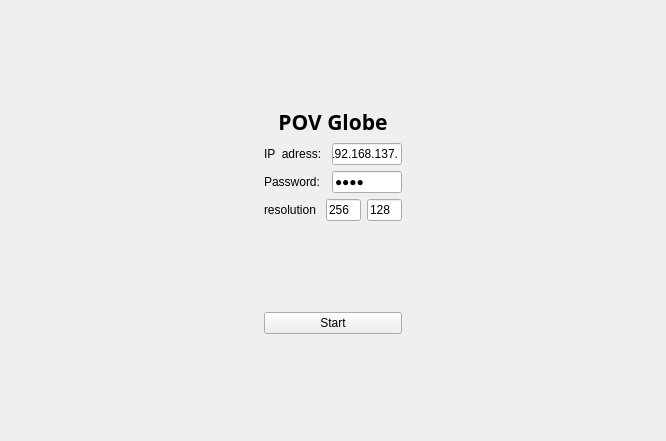
magnocube/POV-Globe, file mainwindow.ui: the form before one commit.
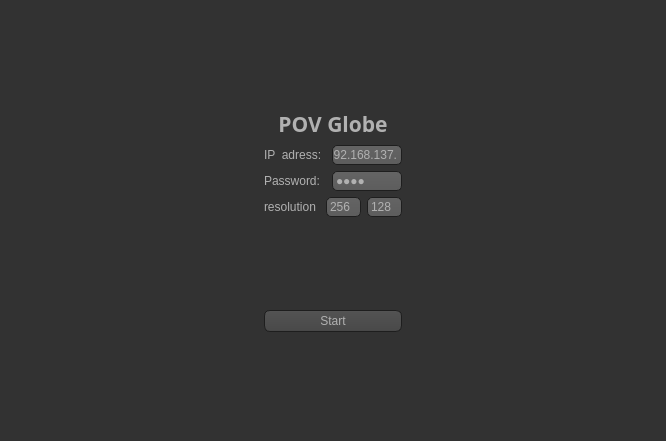
The form after the commit. Icons and pictures are not drawn.

Diff of the .ui file:
```diff
--- a/mainwindow.ui
+++ b/mainwindow.ui
@@ -13,6 +13,467 @@
   <property name="windowTitle">
    <string>MainWindow</string>
   </property>
+  <property name="styleSheet">
+   <string notr="true">QToolTip
+{
+     border: 1px solid black;
+     background-color: #ffa02f;
+     padding: 1px;
+     border-radius: 3px;
+     opacity: 100;
+}
+
+QWidget
+{
+    color: #b1b1b1;
+    background-color: #323232;
+}
+
+QWidget:item:hover
+{
+    background-color: QLinearGradient( x1: 0, y1: 0, x2: 0, y2: 1, stop: 0 #ffa02f, stop: 1 #ca0619);
+    color: #000000;
+}
+
+QWidget:item:selected
+{
+    background-color: QLinearGradient( x1: 0, y1: 0, x2: 0, y2: 1, stop: 0 #ffa02f, stop: 1 #d7801a);
+}
+
+QMenuBar::item
+{
+    background: transparent;
+}
+
+QMenuBar::item:selected
+{
+    background: transparent;
+    border: 1px solid #ffaa00;
+}
+
+QMenuBar::item:pressed
+{
+    background: #444;
+    border: 1px solid #000;
+    background-color: QLinearGradient(
+        x1:0, y1:0,
+        x2:0, y2:1,
+        stop:1 #212121,
+        stop:0.4 #343434/*,
+        stop:0.2 #343434,
+        stop:0.1 #ffaa00*/
+    );
+    margin-bottom:-1px;
+    padding-bottom:1px;
+}
+
+QMenu
+{
+    border: 1px solid #000;
+}
+
+QMenu::item
+{
+    padding: 2px 20px 2px 20px;
+}
+
+QMenu::item:selected
+{
+    color: #000000;
+}
+
+QWidget:disabled
+{
+    color: #404040;
+    background-color: #323232;
+}
+
+QAbstractItemView
+{
+    background-color: QLinearGradient( x1: 0, y1: 0, x2: 0, y2: 1, stop: 0 #4d4d4d, stop: 0.1 #646464, stop: 1 #5d5d5d);
+}
+
+QWidget:focus
+{
+    /*border: 2px solid QLinearGradient( x1: 0, y1: 0, x2: 0, y2: 1, stop: 0 #ffa02f, stop: 1 #d7801a);*/
+}
+
+QLineEdit
+{
+    background-color: QLinearGradient( x1: 0, y1: 0, x2: 0, y2: 1, stop: 0 #4d4d4d, stop: 0 #646464, stop: 1 #5d5d5d);
+    padding: 1px;
+    border-style: solid;
+    border: 1px solid #1e1e1e;
+    border-radius: 5;
+}
+
+QPushButton
+{
+    color: #b1b1b1;
+    background-color: QLinearGradient( x1: 0, y1: 0, x2: 0, y2: 1, stop: 0 #565656, stop: 0.1 #525252, stop: 0.5 #4e4e4e, stop: 0.9 #4a4a4a, stop: 1 #464646);
+    border-width: 1px;
+    border-color: #1e1e1e;
+    border-style: solid;
+    border-radius: 6;
+    padding: 3px;
+    font-size: 12px;
+    padding-left: 5px;
+    padding-right: 5px;
+}
+
+QPushButton:pressed
+{
+    background-color: QLinearGradient( x1: 0, y1: 0, x2: 0, y2: 1, stop: 0 #2d2d2d, stop: 0.1 #2b2b2b, stop: 0.5 #292929, stop: 0.9 #282828, stop: 1 #252525);
+}
+
+QComboBox
+{
+    selection-background-color: #ffaa00;
+    background-color: QLinearGradient( x1: 0, y1: 0, x2: 0, y2: 1, stop: 0 #565656, stop: 0.1 #525252, stop: 0.5 #4e4e4e, stop: 0.9 #4a4a4a, stop: 1 #464646);
+    border-style: solid;
+    border: 1px solid #1e1e1e;
+    border-radius: 5;
+}
+
+QComboBox:hover,QPushButton:hover
+{
+    border: 2px solid QLinearGradient( x1: 0, y1: 0, x2: 0, y2: 1, stop: 0 #ffa02f, stop: 1 #d7801a);
+}
+
+
+QComboBox:on
+{
+    padding-top: 3px;
+    padding-left: 4px;
+    background-color: QLinearGradient( x1: 0, y1: 0, x2: 0, y2: 1, stop: 0 #2d2d2d, stop: 0.1 #2b2b2b, stop: 0.5 #292929, stop: 0.9 #282828, stop: 1 #252525);
+    selection-background-color: #ffaa00;
+}
+
+QComboBox QAbstractItemView
+{
+    border: 2px solid darkgray;
+    selection-background-color: QLinearGradient( x1: 0, y1: 0, x2: 0, y2: 1, stop: 0 #ffa02f, stop: 1 #d7801a);
+}
+
+QComboBox::drop-down
+{
+     subcontrol-origin: padding;
+     subcontrol-position: top right;
+     width: 15px;
+
+     border-left-width: 0px;
+     border-left-color: darkgray;
+     border-left-style: solid; /* just a single line */
+     border-top-right-radius: 3px; /* same radius as the QComboBox */
+     border-bottom-right-radius: 3px;
+ }
+
+QComboBox::down-arrow
+{
+     image: url(:/down_arrow.png);
+}
+
+QGroupBox:focus
+{
+border: 2px solid QLinearGradient( x1: 0, y1: 0, x2: 0, y2: 1, stop: 0 #ffa02f, stop: 1 #d7801a);
+}
+
+QTextEdit:focus
+{
+    border: 2px solid QLinearGradient( x1: 0, y1: 0, x2: 0, y2: 1, stop: 0 #ffa02f, stop: 1 #d7801a);
+}
+
+QScrollBar:horizontal {
+     border: 1px solid #222222;
+     background: QLinearGradient( x1: 0, y1: 0, x2: 0, y2: 1, stop: 0.0 #121212, stop: 0.2 #282828, stop: 1 #484848);
+     height: 7px;
+     margin: 0px 16px 0 16px;
+}
+
+QScrollBar::handle:horizontal
+{
+      background: QLinearGradient( x1: 0, y1: 0, x2: 1, y2: 0, stop: 0 #ffa02f, stop: 0.5 #d7801a, stop: 1 #ffa02f);
+      min-height: 20px;
+      border-radius: 2px;
+}
+
+QScrollBar::add-line:horizontal {
+      border: 1px solid #1b1b19;
+      border-radius: 2px;
+      background: QLinearGradient( x1: 0, y1: 0, x2: 1, y2: 0, stop: 0 #ffa02f, stop: 1 #d7801a);
+      width: 14px;
+      subcontrol-position: right;
+      subcontrol-origin: margin;
+}
+
+QScrollBar::sub-line:horizontal {
+      border: 1px solid #1b1b19;
+      border-radius: 2px;
+      background: QLinearGradient( x1: 0, y1: 0, x2: 1, y2: 0, stop: 0 #ffa02f, stop: 1 #d7801a);
+      width: 14px;
+     subcontrol-position: left;
+     subcontrol-origin: margin;
+}
+
+QScrollBar::right-arrow:horizontal, QScrollBar::left-arrow:horizontal
+{
+      border: 1px solid black;
+      width: 1px;
+      height: 1px;
+      background: white;
+}
+
+QScrollBar::add-page:horizontal, QScrollBar::sub-page:horizontal
+{
+      background: none;
+}
+
+QScrollBar:vertical
+{
+      background: QLinearGradient( x1: 0, y1: 0, x2: 1, y2: 0, stop: 0.0 #121212, stop: 0.2 #282828, stop: 1 #484848);
+      width: 7px;
+      margin: 16px 0 16px 0;
+      border: 1px solid #222222;
+}
+
+QScrollBar::handle:vertical
+{
+      background: QLinearGradient( x1: 0, y1: 0, x2: 0, y2: 1, stop: 0 #ffa02f, stop: 0.5 #d7801a, stop: 1 #ffa02f);
+      min-height: 20px;
+      border-radius: 2px;
+}
+
+QScrollBar::add-line:vertical
+{
+      border: 1px solid #1b1b19;
+      border-radius: 2px;
+      background: QLinearGradient( x1: 0, y1: 0, x2: 0, y2: 1, stop: 0 #ffa02f, stop: 1 #d7801a);
+      height: 14px;
+      subcontrol-position: bottom;
+      subcontrol-origin: margin;
+}
+
+QScrollBar::sub-line:vertical
+{
+      border: 1px solid #1b1b19;
+      border-radius: 2px;
+      background: QLinearGradient( x1: 0, y1: 0, x2: 0, y2: 1, stop: 0 #d7801a, stop: 1 #ffa02f);
+      height: 14px;
+      subcontrol-position: top;
+      subcontrol-origin: margin;
+}
+
+QScrollBar::up-arrow:vertical, QScrollBar::down-arrow:vertical
+{
+      border: 1px solid black;
+      width: 1px;
+      height: 1px;
+      background: white;
+}
+
+
+QScrollBar::add-page:vertical, QScrollBar::sub-page:vertical
+{
+      background: none;
+}
+
+QTextEdit
+{
+    background-color: #242424;
+}
+
+QPlainTextEdit
+{
+    background-color: #242424;
+}
+
+QHeaderView::section
+{
+    background-color: QLinearGradient(x1:0, y1:0, x2:0, y2:1, stop:0 #616161, stop: 0.5 #505050, stop: 0.6 #434343, stop:1 #656565);
+    color: white;
+    padding-left: 4px;
+    border: 1px solid #6c6c6c;
+}
+
+QCheckBox:disabled
+{
+color: #414141;
+}
+
+QDockWidget::title
+{
+    text-align: center;
+    spacing: 3px; /* spacing between items in the tool bar */
+    background-color: QLinearGradient(x1:0, y1:0, x2:0, y2:1, stop:0 #323232, stop: 0.5 #242424, stop:1 #323232);
+}
+
+QDockWidget::close-button, QDockWidget::float-button
+{
+    text-align: center;
+    spacing: 1px; /* spacing between items in the tool bar */
+    background-color: QLinearGradient(x1:0, y1:0, x2:0, y2:1, stop:0 #323232, stop: 0.5 #242424, stop:1 #323232);
+}
+
+QDockWidget::close-button:hover, QDockWidget::float-button:hover
+{
+    background: #242424;
+}
+
+QDockWidget::close-button:pressed, QDockWidget::float-button:pressed
+{
+    padding: 1px -1px -1px 1px;
+}
+
+QMainWindow::separator
+{
+    background-color: QLinearGradient(x1:0, y1:0, x2:0, y2:1, stop:0 #161616, stop: 0.5 #151515, stop: 0.6 #212121, stop:1 #343434);
+    color: white;
+    padding-left: 4px;
+    border: 1px solid #4c4c4c;
+    spacing: 3px; /* spacing between items in the tool bar */
+}
+
+QMainWindow::separator:hover
+{
+
+    background-color: QLinearGradient(x1:0, y1:0, x2:0, y2:1, stop:0 #d7801a, stop:0.5 #b56c17 stop:1 #ffa02f);
+    color: white;
+    padding-left: 4px;
+    border: 1px solid #6c6c6c;
+    spacing: 3px; /* spacing between items in the tool bar */
+}
+
+QToolBar::handle
+{
+     spacing: 3px; /* spacing between items in the tool bar */
+     background: url(:/images/handle.png);
+}
+
+QMenu::separator
+{
+    height: 2px;
+    background-color: QLinearGradient(x1:0, y1:0, x2:0, y2:1, stop:0 #161616, stop: 0.5 #151515, stop: 0.6 #212121, stop:1 #343434);
+    color: white;
+    padding-left: 4px;
+    margin-left: 10px;
+    margin-right: 5px;
+}
+
+QProgressBar
+{
+    border: 2px solid grey;
+    border-radius: 5px;
+    text-align: center;
+}
+
+QProgressBar::chunk
+{
+    background-color: #d7801a;
+    width: 2.15px;
+    margin: 0.5px;
+}
+
+QTabBar::tab {
+    color: #b1b1b1;
+    border: 1px solid #444;
+    border-bottom-style: none;
+    background-color: #323232;
+    padding-left: 10px;
+    padding-right: 10px;
+    padding-top: 3px;
+    padding-bottom: 2px;
+    margin-right: -1px;
+}
+
+QTabWidget::pane {
+    border: 1px solid #444;
+    top: 1px;
+}
+
+QTabBar::tab:last
+{
+    margin-right: 0; /* the last selected tab has nothing to overlap with on the right */
+    border-top-right-radius: 3px;
+}
+
+QTabBar::tab:first:!selected
+{
+ margin-left: 0px; /* the last selected tab has nothing to overlap with on the right */
+
+
+    border-top-left-radius: 3px;
+}
+
+QTabBar::tab:!selected
+{
+    color: #b1b1b1;
+    border-bottom-style: solid;
+    margin-top: 3px;
+    background-color: QLinearGradient(x1:0, y1:0, x2:0, y2:1, stop:1 #212121, stop:.4 #343434);
+}
+
+QTabBar::tab:selected
+{
+    border-top-left-radius: 3px;
+    border-top-right-radius: 3px;
+    margin-bottom: 0px;
+}
+
+QTabBar::tab:!selected:hover
+{
+    /*border-top: 2px solid #ffaa00;
+    padding-bottom: 3px;*/
+    border-top-left-radius: 3px;
+    border-top-right-radius: 3px;
+    background-color: QLinearGradient(x1:0, y1:0, x2:0, y2:1, stop:1 #212121, stop:0.4 #343434, stop:0.2 #343434, stop:0.1 #ffaa00);
+}
+
+QRadioButton::indicator:checked, QRadioButton::indicator:unchecked{
+    color: #b1b1b1;
+    background-color: #323232;
+    border: 1px solid #b1b1b1;
+    border-radius: 6px;
+}
+
+QRadioButton::indicator:checked
+{
+    background-color: qradialgradient(
+        cx: 0.5, cy: 0.5,
+        fx: 0.5, fy: 0.5,
+        radius: 1.0,
+        stop: 0.25 #ffaa00,
+        stop: 0.3 #323232
+    );
+}
+
+QCheckBox::indicator{
+    color: #b1b1b1;
+    background-color: #323232;
+    border: 1px solid #b1b1b1;
+    width: 9px;
+    height: 9px;
+}
+
+QRadioButton::indicator
+{
+    border-radius: 6px;
+}
+
+QRadioButton::indicator:hover, QCheckBox::indicator:hover
+{
+    border: 1px solid #ffaa00;
+}
+
+QCheckBox::indicator:checked
+{
+    image:url(:/images/checkbox.png);
+}
+
+QCheckBox::indicator:disabled, QRadioButton::indicator:disabled
+{
+    border: 1px solid #444;
+}</string>
+  </property>
   <widget class="QWidget" name="centralWidget">
    <layout class="QVBoxLayout" name="verticalLayout">
     <item>
```
